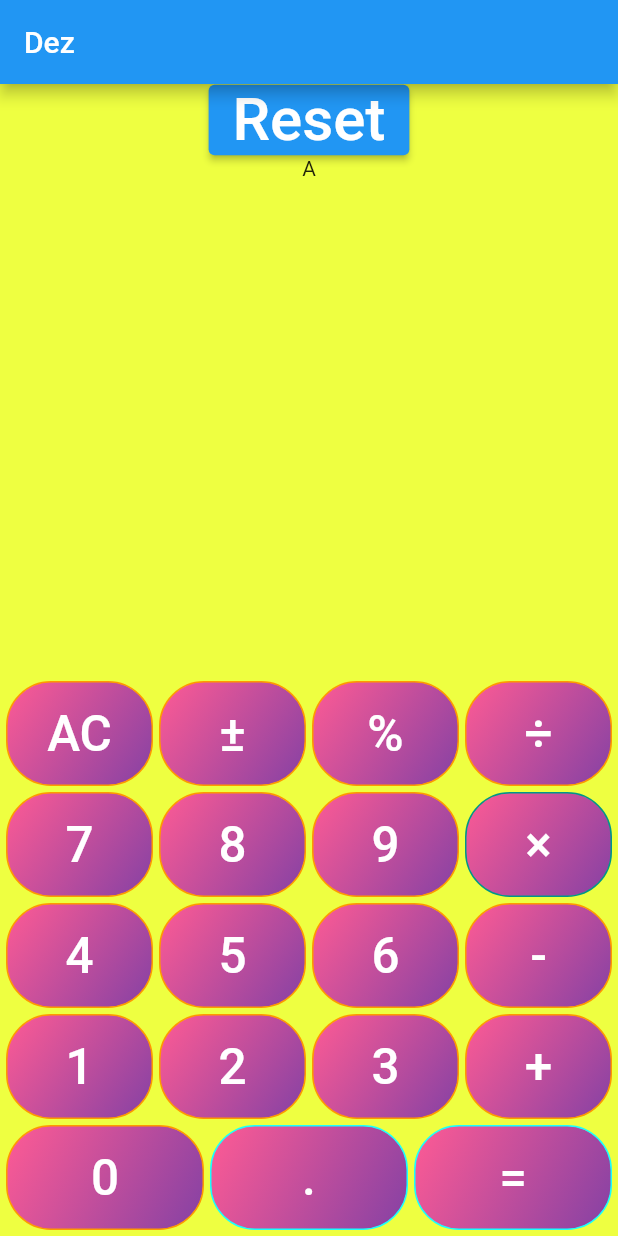
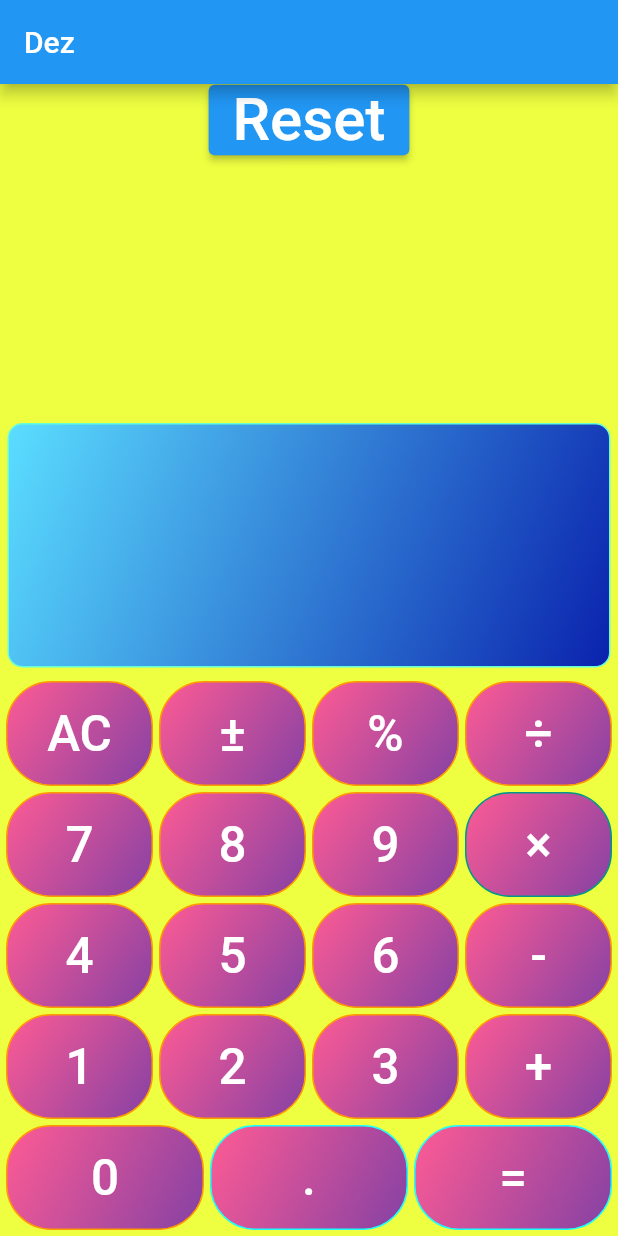
Before and after one commit to blackout358/Calculator-Flutter, a Flutter app: the screen it shows after launch, after a tap on "AC", on a phone screen of 412 x 824 dp. Run offline on Flutter 3.47's test engine with Material 2 defaults, Android fonts, the phone set to English and light mode, and no system bars; our stand-ins replace flutter_layout_grid.

Commit message:
Add a text box Made the AC button clear the text box

```diff
--- a/lib/Widgets/calculator_number_pad.dart
+++ b/lib/Widgets/calculator_number_pad.dart
@@ -41,7 +41,8 @@ class _CalculatorNumberPadState extends State<CalculatorNumberPad> {
                 height: size,
                 borderRadius: 30,
                 onPressed: () {
-                  print("Hey");
+                  widget.onPressed("CLEAR");
+                  print("AC");
                 },
               ),
               AppButtons(
--- /dev/null
+++ b/lib/Widgets/text_box.dart
@@ -0,0 +1,41 @@
+import 'package:flutter/material.dart';
+
+class TextBox extends StatelessWidget {
+  final String text;
+  TextBox({super.key, required this.text});
+
+  @override
+  Widget build(BuildContext context) {
+    return Expanded(
+      child: Container(
+        height: 300,
+        width: double.infinity,
+        padding: EdgeInsets.symmetric(horizontal: 5, vertical: 10),
+        margin: EdgeInsets.all(5),
+        decoration: BoxDecoration(
+          // color: backgroundColor,
+          gradient: const LinearGradient(
+            colors: [
+              Color.fromARGB(255, 91, 222, 255),
+              Color.fromARGB(255, 10, 34, 173)
+            ],
+            begin: Alignment.topLeft,
+            end: Alignment.bottomRight,
+          ),
+          borderRadius: BorderRadius.circular(10),
+          border: Border.all(
+            color: Colors.tealAccent,
+            width: 1.0,
+          ),
+        ),
+        child: Text(
+          text,
+          style: const TextStyle(
+            color: Color.fromARGB(255, 255, 255, 255),
+            fontSize: 40,
+          ),
+        ),
+      ),
+    );
+  }
+}
--- a/lib/main.dart
+++ b/lib/main.dart
@@ -1,5 +1,5 @@
-import 'package:calculator/Widgets/app_buttons.dart';
 import 'package:calculator/Widgets/calculator_number_pad.dart';
+import 'package:calculator/Widgets/text_box.dart';
 import 'package:flutter/material.dart';
 
 void main() {
@@ -17,9 +17,15 @@ class _MainAppState extends State<MainApp> {
   String text = "A";
 
   void updateTextBox(String value) {
-    setState(() {
-      text = value;
-    });
+    String clear = "";
+
+    value == "CLEAR"
+        ? setState(() {
+            text = clear;
+          })
+        : setState(() {
+            text += value;
+          });
   }
 
   TextStyle myTextStyle = const TextStyle(
@@ -44,21 +50,9 @@ class _MainAppState extends State<MainApp> {
               },
               child: Text("Reset", style: myTextStyle),
             ),
-            SizedBox(
-              height: 50,
-              child: Column(
-                children: [
-                  Text(text),
-                ],
-              ),
-            ),
             Spacer(),
-            // CalculatorNumberPad(
-            //   crossAxisCount: 4,
-            //   onPressed: (String value) {
-            //     updateTextBox(value);
-            //   },
-            // ),
+            TextBox(text: text),
+            // Spacer(),
             CalculatorNumberPad(
               onPressed: (String value) {
                 updateTextBox(value);
```
